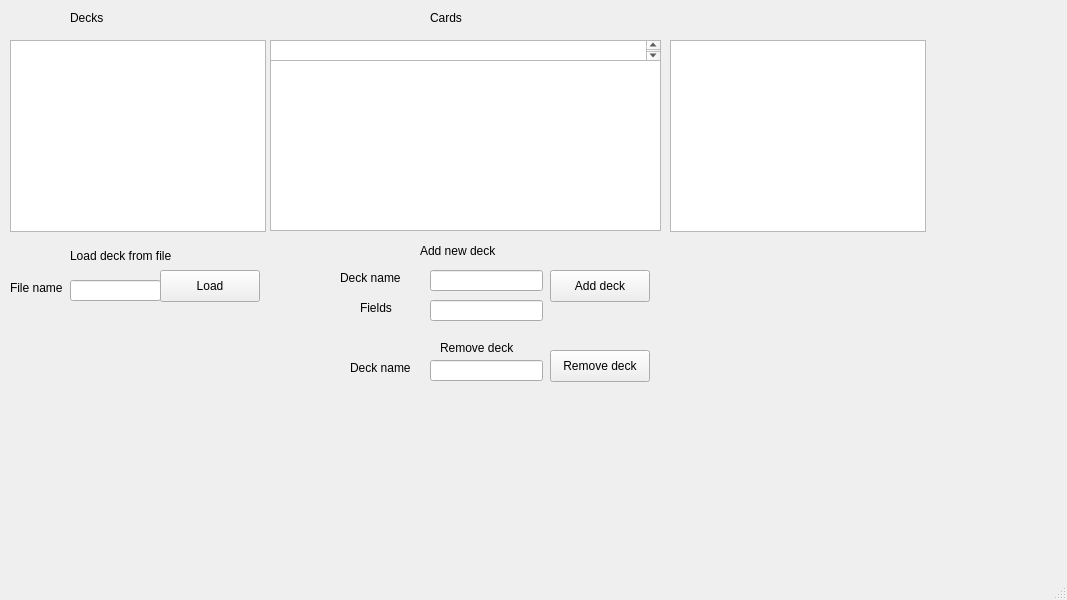
First picture: the form in student/07/flashcards_gui/mainwindow.ui, repository suvikristiin/programming3, before the edit.
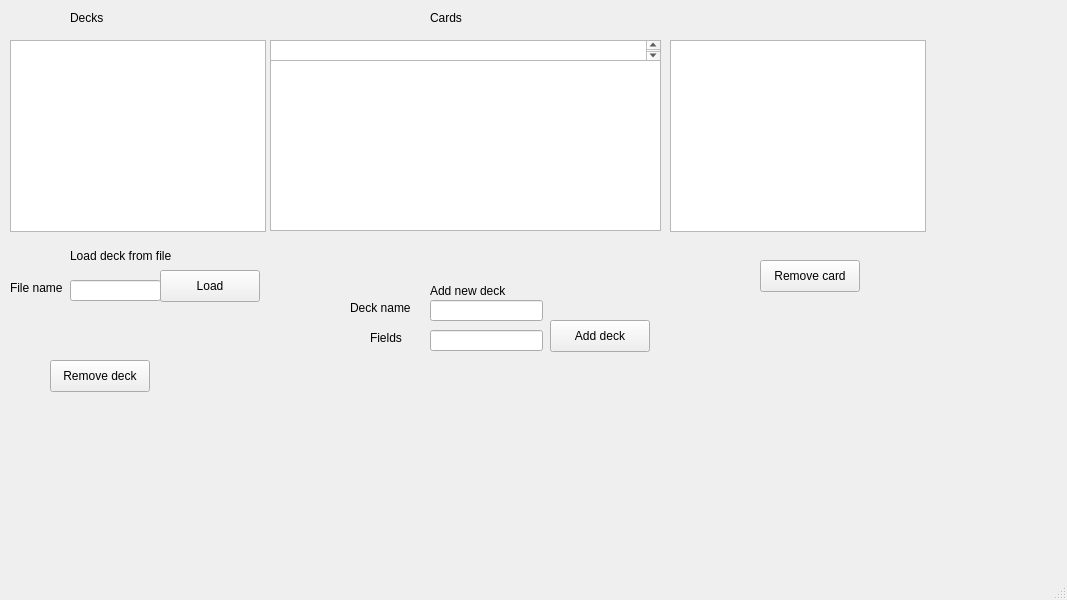
Second picture: the form after the edit.

Commit message: add button to remove card from deck

Patch:
```diff
--- a/student/07/flashcards_gui/mainwindow.ui
+++ b/student/07/flashcards_gui/mainwindow.ui
@@ -54,7 +54,7 @@
     <property name="geometry">
      <rect>
       <x>550</x>
-      <y>270</y>
+      <y>320</y>
       <width>100</width>
       <height>32</height>
      </rect>
@@ -102,8 +102,8 @@
    <widget class="QLabel" name="label_4">
     <property name="geometry">
      <rect>
-      <x>420</x>
-      <y>240</y>
+      <x>430</x>
+      <y>280</y>
       <width>111</width>
       <height>21</height>
      </rect>
@@ -116,7 +116,7 @@
     <property name="geometry">
      <rect>
       <x>430</x>
-      <y>270</y>
+      <y>300</y>
       <width>113</width>
       <height>21</height>
      </rect>
@@ -126,7 +126,7 @@
     <property name="geometry">
      <rect>
       <x>430</x>
-      <y>300</y>
+      <y>330</y>
       <width>113</width>
       <height>21</height>
      </rect>
@@ -155,8 +155,8 @@
    <widget class="QLabel" name="label_5">
     <property name="geometry">
      <rect>
-      <x>340</x>
-      <y>270</y>
+      <x>350</x>
+      <y>300</y>
       <width>81</width>
       <height>16</height>
      </rect>
@@ -168,8 +168,8 @@
    <widget class="QLabel" name="label_6">
     <property name="geometry">
      <rect>
-      <x>360</x>
-      <y>300</y>
+      <x>370</x>
+      <y>330</y>
       <width>58</width>
       <height>16</height>
      </rect>
@@ -201,53 +201,43 @@
      </rect>
     </property>
    </widget>
-   <widget class="QLabel" name="label_8">
-    <property name="geometry">
-     <rect>
-      <x>440</x>
-      <y>340</y>
-      <width>111</width>
-      <height>16</height>
-     </rect>
-    </property>
-    <property name="text">
-     <string>Remove deck</string>
-    </property>
-   </widget>
-   <widget class="QLineEdit" name="removeDeckLineEdit">
-    <property name="geometry">
-     <rect>
-      <x>430</x>
-      <y>360</y>
-      <width>113</width>
-      <height>21</height>
-     </rect>
-    </property>
-   </widget>
    <widget class="QPushButton" name="removeDeckPushButton">
     <property name="geometry">
      <rect>
-      <x>550</x>
-      <y>350</y>
-      <width>100</width>
-      <height>32</height>
-     </rect>
-    </property>
-    <property name="text">
-     <string>Remove deck</string>
-    </property>
-   </widget>
-   <widget class="QLabel" name="label_9">
-    <property name="geometry">
-     <rect>
-      <x>350</x>
+      <x>50</x>
       <y>360</y>
-      <width>71</width>
-      <height>16</height>
+      <width>100</width>
+      <height>32</height>
      </rect>
     </property>
     <property name="text">
-     <string>Deck name</string>
+     <string>Remove deck</string>
+    </property>
+   </widget>
+   <widget class="QLabel" name="infoLabel">
+    <property name="geometry">
+     <rect>
+      <x>400</x>
+      <y>240</y>
+      <width>161</width>
+      <height>20</height>
+     </rect>
+    </property>
+    <property name="text">
+     <string/>
+    </property>
+   </widget>
+   <widget class="QPushButton" name="removeCardPushButton">
+    <property name="geometry">
+     <rect>
+      <x>760</x>
+      <y>260</y>
+      <width>100</width>
+      <height>32</height>
+     </rect>
+    </property>
+    <property name="text">
+     <string>Remove card</string>
     </property>
    </widget>
   </widget>
```
The commit also changes 2 other files.
